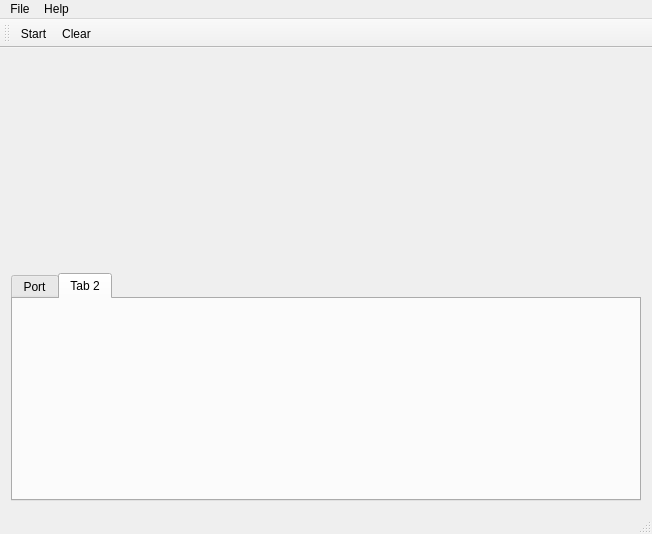
Qt form mainwindow.ui (AlexanderAmelkin/SerialPlot) before a commit.
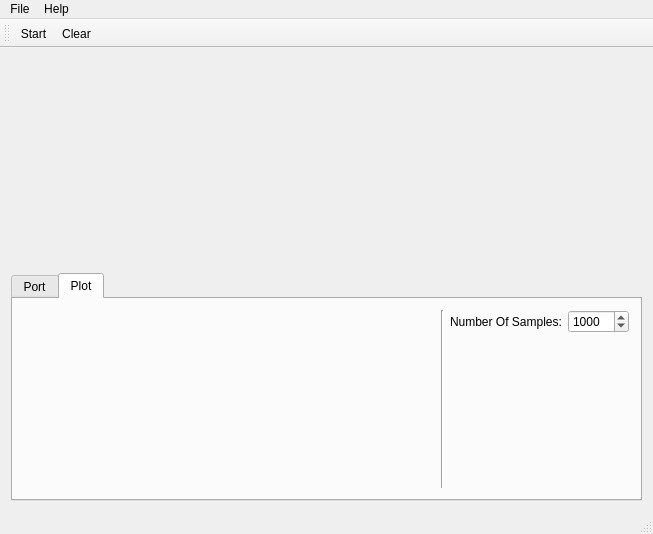
The same form after that commit. The open tabs and pages were chosen to show the change. Custom widgets are drawn as their Qt base class.

Commit message: added numberOfSamples selection

Diff of the .ui file:
```diff
--- a/mainwindow.ui
+++ b/mainwindow.ui
@@ -6,7 +6,7 @@
    <rect>
     <x>0</x>
     <y>0</y>
-    <width>652</width>
+    <width>653</width>
     <height>534</height>
    </rect>
   </property>
@@ -328,8 +328,71 @@
       </widget>
       <widget class="QWidget" name="tab_2">
        <attribute name="title">
-        <string>Tab 2</string>
+        <string>Plot</string>
        </attribute>
+       <layout class="QHBoxLayout" name="horizontalLayout_4">
+        <item>
+         <spacer name="horizontalSpacer_2">
+          <property name="orientation">
+           <enum>Qt::Horizontal</enum>
+          </property>
+          <property name="sizeHint" stdset="0">
+           <size>
+            <width>370</width>
+            <height>20</height>
+           </size>
+          </property>
+         </spacer>
+        </item>
+        <item>
+         <widget class="Line" name="line">
+          <property name="orientation">
+           <enum>Qt::Vertical</enum>
+          </property>
+         </widget>
+        </item>
+        <item>
+         <layout class="QVBoxLayout" name="verticalLayout_8">
+          <item>
+           <layout class="QHBoxLayout" name="horizontalLayout_3">
+            <item>
+             <widget class="QLabel" name="label_3">
+              <property name="text">
+               <string>Number Of Samples:</string>
+              </property>
+             </widget>
+            </item>
+            <item>
+             <widget class="QSpinBox" name="spNumOfSamples">
+              <property name="minimum">
+               <number>2</number>
+              </property>
+              <property name="maximum">
+               <number>10000</number>
+              </property>
+              <property name="value">
+               <number>1000</number>
+              </property>
+             </widget>
+            </item>
+           </layout>
+          </item>
+          <item>
+           <spacer name="verticalSpacer_3">
+            <property name="orientation">
+             <enum>Qt::Vertical</enum>
+            </property>
+            <property name="sizeHint" stdset="0">
+             <size>
+              <width>20</width>
+              <height>40</height>
+             </size>
+            </property>
+           </spacer>
+          </item>
+         </layout>
+        </item>
+       </layout>
       </widget>
      </widget>
     </item>
@@ -340,8 +403,8 @@
     <rect>
      <x>0</x>
      <y>0</y>
-     <width>652</width>
-     <height>20</height>
+     <width>653</width>
+     <height>23</height>
     </rect>
    </property>
    <widget class="QMenu" name="menuFile">
```
Left out of the diff: 2 changed lines with no effect on the pictures. The commit also changes 2 other files.
